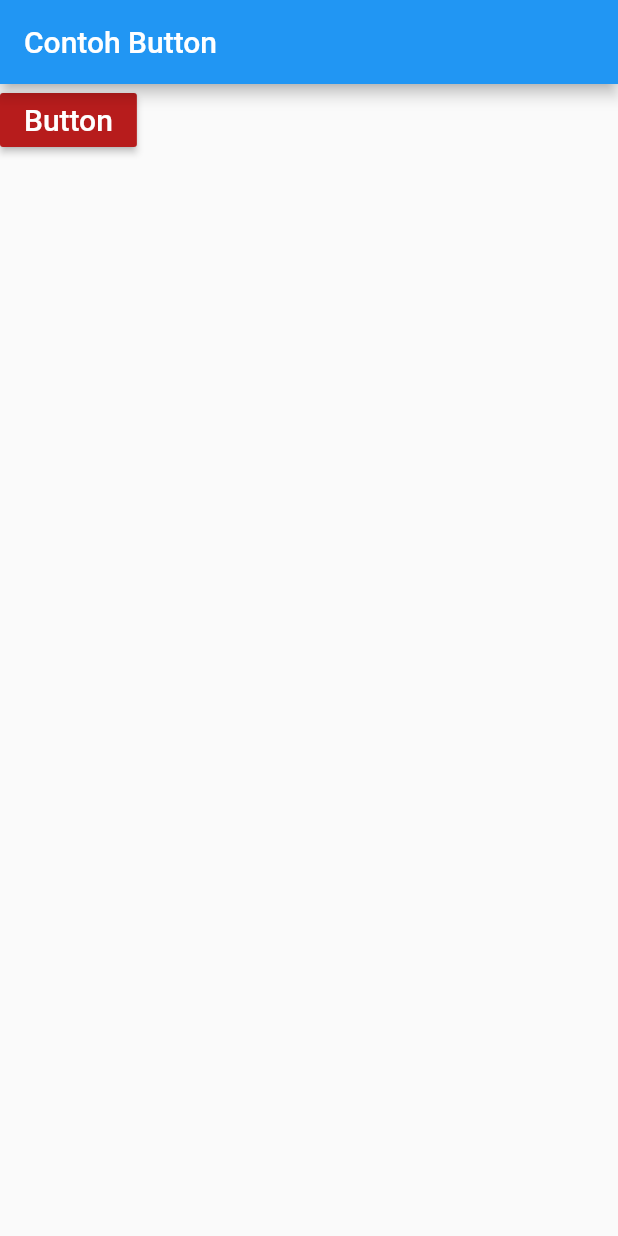
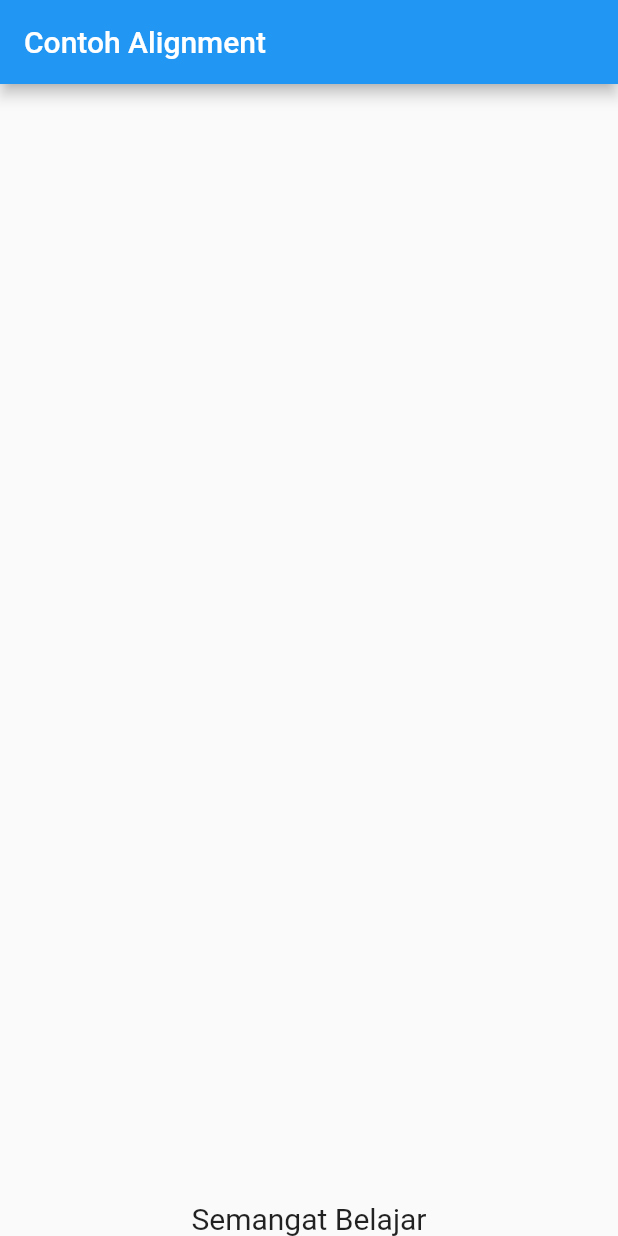
Before and after one commit to polinema-mobile/praktikum-02-layout-web-bola-SrirahmiLutfiahA, a Flutter app: the screen it shows after launch, on a phone screen of 412 x 824 dp. Run offline on Flutter 3.47's test engine with Material 2 defaults, Android fonts, the phone set to English and light mode, and no system bars.

Commit message:
Contoh Aligment

```diff
--- a/lib/main.dart
+++ b/lib/main.dart
@@ -11,17 +11,13 @@ class MyApp extends StatelessWidget {
   Widget build(BuildContext context) {
     return MaterialApp(
       home: Scaffold(
-        appBar: AppBar(title: Text("Contoh Button"),),
+        appBar: AppBar(title: Text("Contoh Alignment"),),
         body: Container(
-          child: RaisedButton(
-            textColor: Colors.white,
-            onPressed: () {},
-            color: Colors.red[900],
-            child:Text(
-            "Button",
-            style: TextStyle(fontSize: 20)
-            ),
-          )
+         alignment: Alignment.bottomCenter,
+         child: Text(
+           'Semangat Belajar',
+           style: TextStyle(fontSize: 20,),
+         ),
         )
       ),
     );
```
